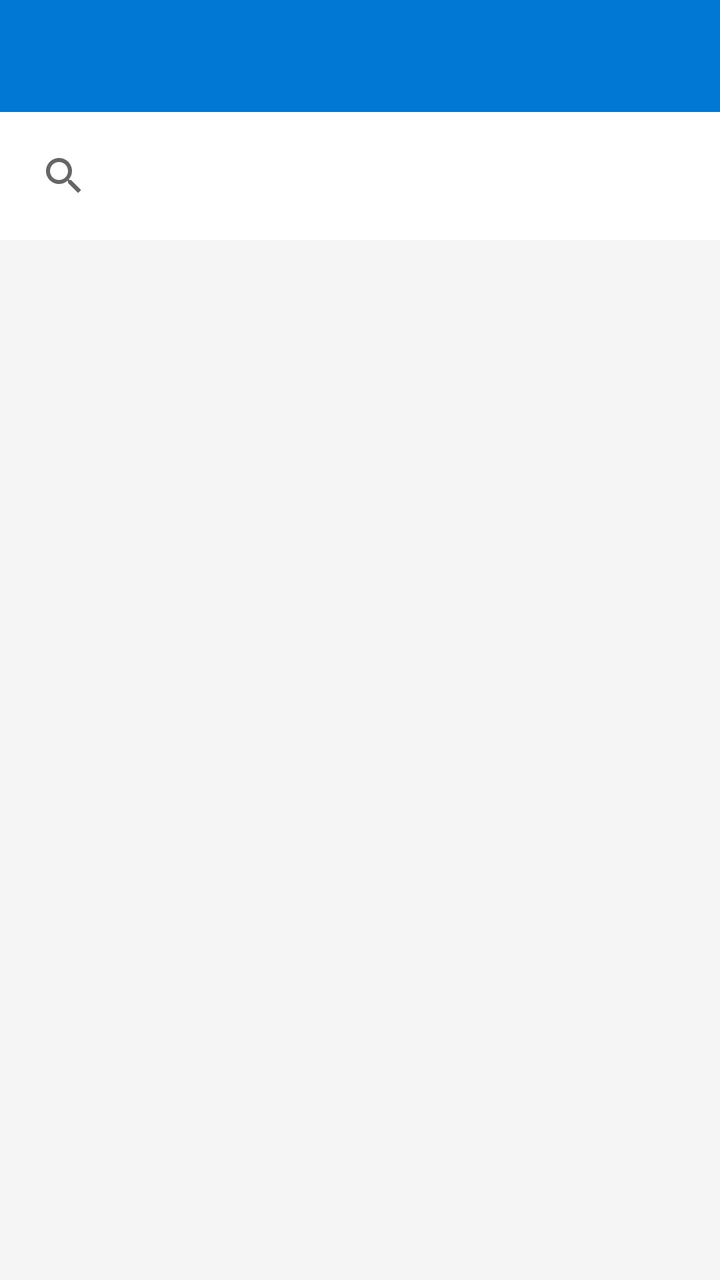
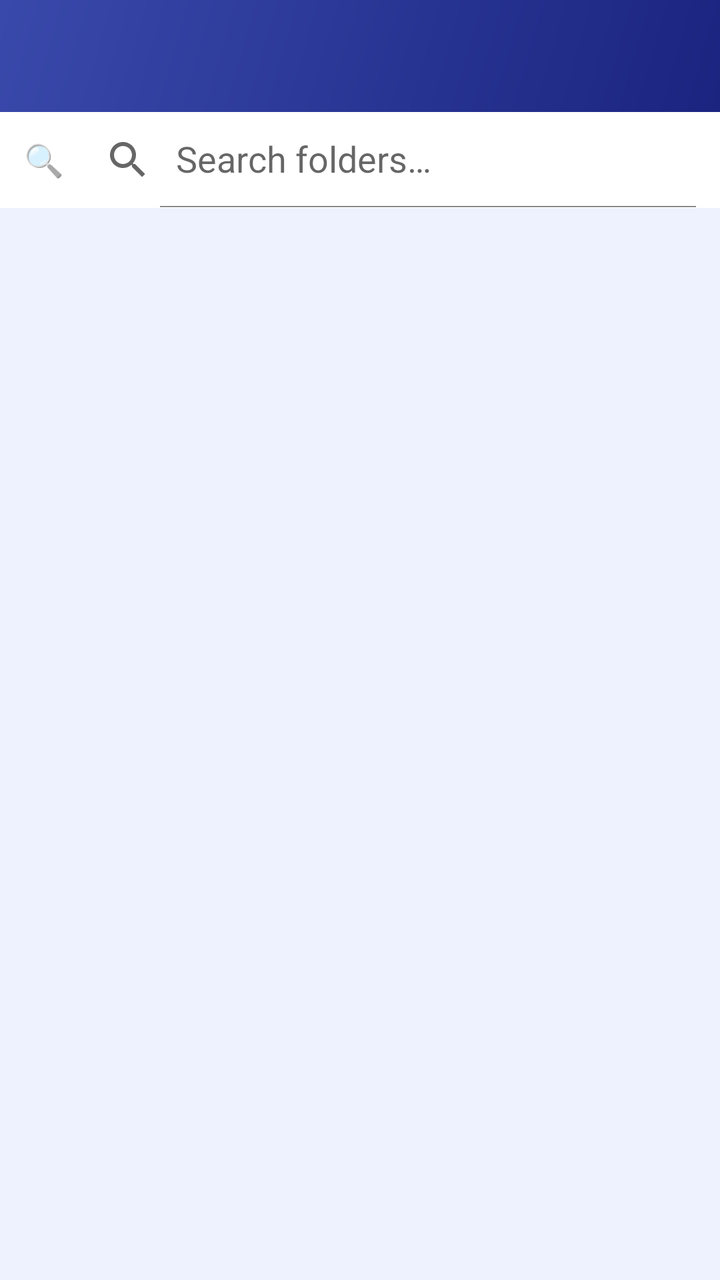

Before-and-after screenshots of an Android layout around one commit, followed by the original layout XML and the change that was made.
<!-- AndroidManifest.xml: application theme Theme.PSTViewer -->
<!-- res/layout/activity_folder.xml -->
<?xml version="1.0" encoding="utf-8"?>
<LinearLayout
    xmlns:android="http://schemas.android.com/apk/res/android"
    android:layout_width="match_parent"
    android:layout_height="match_parent"
    android:orientation="vertical"
    android:background="@color/background">

    <com.google.android.material.appbar.AppBarLayout
        android:layout_width="match_parent"
        android:layout_height="wrap_content">

        <androidx.appcompat.widget.Toolbar
            android:id="@+id/toolbar"
            android:layout_width="match_parent"
            android:layout_height="?attr/actionBarSize"
            android:background="@color/primary"
            android:theme="@style/ThemeOverlay.AppCompat.Dark.ActionBar" />

        <androidx.appcompat.widget.SearchView
            android:id="@+id/searchView"
            android:layout_width="match_parent"
            android:layout_height="wrap_content"
            android:background="@color/surface"
            android:padding="8dp"
            app:queryHint="@string/search_folders"
            xmlns:app="http://schemas.android.com/apk/res-auto" />

    </com.google.android.material.appbar.AppBarLayout>

    <ProgressBar
        android:id="@+id/progressBar"
        android:layout_width="wrap_content"
        android:layout_height="wrap_content"
        android:layout_gravity="center"
        android:layout_margin="32dp"
        android:visibility="gone" />

    <TextView
        android:id="@+id/tvEmpty"
        android:layout_width="match_parent"
        android:layout_height="wrap_content"
        android:text="No folders found"
        android:textSize="16sp"
        android:textColor="@color/text_secondary"
        android:gravity="center"
        android:padding="32dp"
        android:visibility="gone" />

    <androidx.recyclerview.widget.RecyclerView
        android:id="@+id/recyclerFolders"
        android:layout_width="match_parent"
        android:layout_height="match_parent"
        android:clipToPadding="false"
        android:paddingBottom="16dp" />

</LinearLayout>
<!-- resources referenced by this layout -->
<resources>
  <color name="background">#F5F5F5</color>
  <color name="primary">#0078D4</color>
  <color name="surface">#FFFFFF</color>
  <color name="text_secondary">#757575</color>
  <string name="search_folders">Search folders…</string>
  <style name="Theme.PSTViewer" parent="Theme.MaterialComponents.Light.NoActionBar">
          <item name="colorPrimary">@color/primary</item>
          <item name="colorPrimaryDark">@color/primary_dark</item>
          <item name="colorAccent">@color/accent</item>
          <item name="android:windowBackground">@color/background</item>
          <item name="android:statusBarColor">@color/primary_dark</item>
      </style>
  <color name="primary_dark">#005A9E</color>
  <color name="accent">#0078D4</color>
</resources>

<!-- the commit's change to res/layout/activity_folder.xml (unified diff, before → after) -->
@@ -1,6 +1,7 @@
 <?xml version="1.0" encoding="utf-8"?>
 <LinearLayout
     xmlns:android="http://schemas.android.com/apk/res/android"
+    xmlns:app="http://schemas.android.com/apk/res-auto"
     android:layout_width="match_parent"
     android:layout_height="match_parent"
     android:orientation="vertical"
@@ -8,23 +9,45 @@
 
     <com.google.android.material.appbar.AppBarLayout
         android:layout_width="match_parent"
-        android:layout_height="wrap_content">
+        android:layout_height="wrap_content"
+        android:background="@drawable/bg_toolbar_gradient"
+        app:elevation="4dp">
 
         <androidx.appcompat.widget.Toolbar
             android:id="@+id/toolbar"
             android:layout_width="match_parent"
             android:layout_height="?attr/actionBarSize"
-            android:background="@color/primary"
-            android:theme="@style/ThemeOverlay.AppCompat.Dark.ActionBar" />
+            android:background="@android:color/transparent"
+            android:theme="@style/ToolbarTheme" />
 
-        <androidx.appcompat.widget.SearchView
-            android:id="@+id/searchView"
+        
+        <LinearLayout
             android:layout_width="match_parent"
-            android:layout_height="wrap_content"
+            android:layout_height="48dp"
+            android:orientation="horizontal"
+            android:gravity="center_vertical"
             android:background="@color/surface"
-            android:padding="8dp"
-            app:queryHint="@string/search_folders"
-            xmlns:app="http://schemas.android.com/apk/res-auto" />
+            android:paddingStart="4dp"
+            android:paddingEnd="4dp">
+
+            <TextView
+                android:layout_width="wrap_content"
+                android:layout_height="wrap_content"
+                android:text="🔍"
+                android:textSize="16sp"
+                android:paddingStart="8dp"
+                android:paddingEnd="0dp" />
+
+            <androidx.appcompat.widget.SearchView
+                android:id="@+id/searchView"
+                android:layout_width="match_parent"
+                android:layout_height="wrap_content"
+                app:queryHint="@string/search_folders"
+                app:iconifiedByDefault="false"
+                app:searchHintIcon="@null"
+                android:background="@android:color/transparent" />
+
+        </LinearLayout>
 
     </com.google.android.material.appbar.AppBarLayout>
 
@@ -34,17 +57,18 @@
         android:layout_height="wrap_content"
         android:layout_gravity="center"
         android:layout_margin="32dp"
+        android:indeterminateTint="@color/primary"
         android:visibility="gone" />
 
     <TextView
         android:id="@+id/tvEmpty"
         android:layout_width="match_parent"
         android:layout_height="wrap_content"
-        android:text="No folders found"
+        android:text="@string/no_folders"
         android:textSize="16sp"
         android:textColor="@color/text_secondary"
         android:gravity="center"
-        android:padding="32dp"
+        android:padding="48dp"
         android:visibility="gone" />
 
     <androidx.recyclerview.widget.RecyclerView
@@ -52,6 +76,7 @@
         android:layout_width="match_parent"
         android:layout_height="match_parent"
         android:clipToPadding="false"
+        android:paddingTop="8dp"
         android:paddingBottom="16dp" />
 
 </LinearLayout>
<!-- resource entries referenced after the edit -->
@@ -1,18 +1,46 @@
 <!-- resources referenced by this layout -->
 <resources>
-  <color name="background">#F5F5F5</color>
-  <color name="primary">#0078D4</color>
+  <color name="background">#EEF2FF</color>
+  <color name="primary">#3949AB</color>
   <color name="surface">#FFFFFF</color>
-  <color name="text_secondary">#757575</color>
+  <color name="text_secondary">#5C6BC0</color>
+  <!-- drawable bg_toolbar_gradient (drawable) -->
+  <?xml version="1.0" encoding="utf-8"?>
+  <shape xmlns:android="http://schemas.android.com/apk/res/android"
+      android:shape="rectangle">
+      <gradient
+          android:startColor="@color/primary_dark"
+          android:endColor="@color/primary"
+          android:angle="135" />
+  </shape>
+  <string name="no_folders">No folders found</string>
   <string name="search_folders">Search folders…</string>
+  <style name="ToolbarTheme" parent="ThemeOverlay.AppCompat.Dark.ActionBar">
+          <item name="android:textColorPrimary">@color/text_on_primary</item>
+      </style>
   <style name="Theme.PSTViewer" parent="Theme.MaterialComponents.Light.NoActionBar">
           <item name="colorPrimary">@color/primary</item>
           <item name="colorPrimaryDark">@color/primary_dark</item>
           <item name="colorAccent">@color/accent</item>
           <item name="android:windowBackground">@color/background</item>
           <item name="android:statusBarColor">@color/primary_dark</item>
+          <item name="android:navigationBarColor">@color/primary_dark</item>
+          <item name="materialButtonStyle">@style/Widget.App.Button</item>
+          <item name="materialCardViewStyle">@style/Widget.App.Card</item>
       </style>
-  <color name="primary_dark">#005A9E</color>
-  <color name="accent">#0078D4</color>
+  <color name="primary_dark">#1A237E</color>
+  <color name="text_on_primary">#FFFFFF</color>
+  <color name="accent">#FF7043</color>
+  <style name="Widget.App.Button" parent="Widget.MaterialComponents.Button">
+          <item name="cornerRadius">28dp</item>
+          <item name="android:letterSpacing">0.04</item>
+          <item name="android:paddingTop">8dp</item>
+          <item name="android:paddingBottom">8dp</item>
+      </style>
+  <style name="Widget.App.Card" parent="Widget.MaterialComponents.CardView">
+          <item name="cardCornerRadius">16dp</item>
+          <item name="cardElevation">3dp</item>
+          <item name="cardBackgroundColor">@color/surface</item>
+      </style>
 </resources>
 
